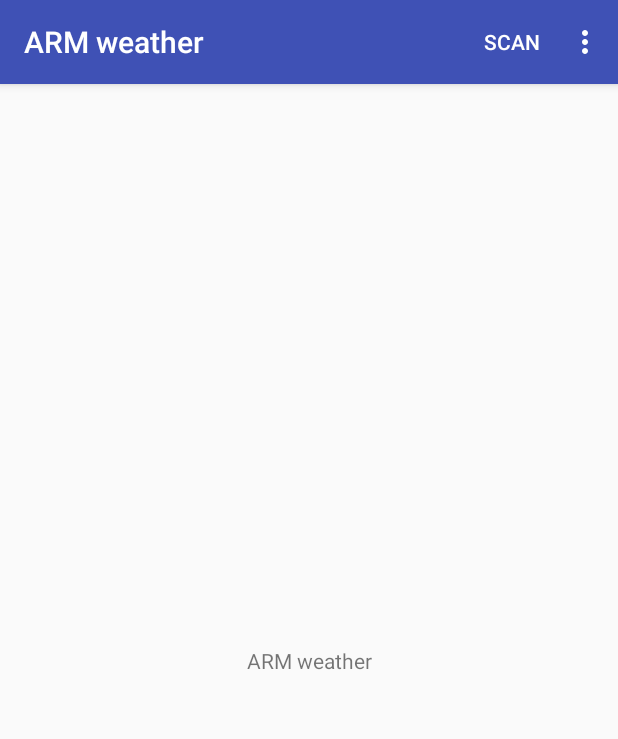
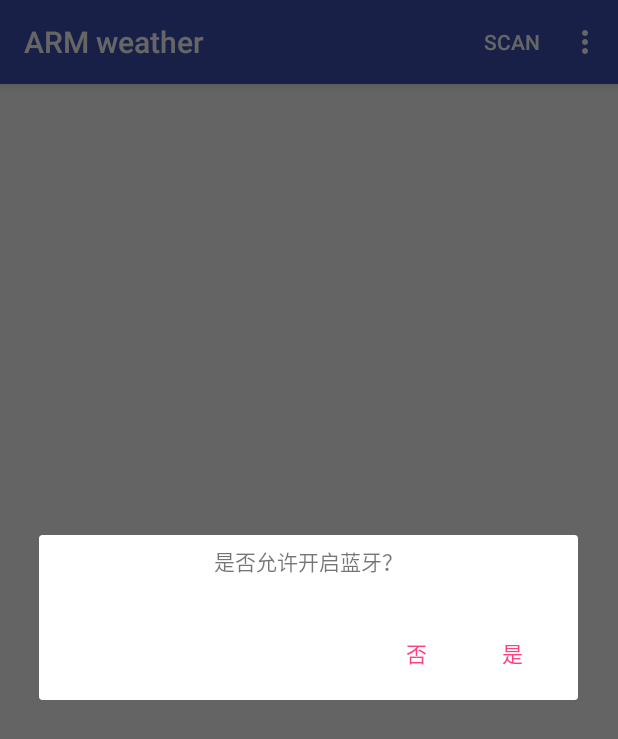
Before and after one commit to zht255/ARMweather, an Android app: the screen it shows after launch (MainActivity), after a tap on "SCAN", on a phone screen of 412 x 824 dp. Shown: the top 739 px of the screen. Run offline under Robolectric (Android 15) with nearby library versions, the phone set to English and light mode, and no system bars.

Commit message:
2017-06-20-4,蓝牙检测与开启

```diff
--- a/app/src/main/AndroidManifest.xml
+++ b/app/src/main/AndroidManifest.xml
@@ -1,6 +1,10 @@
 <?xml version="1.0" encoding="utf-8"?>
 <manifest xmlns:android="http://schemas.android.com/apk/res/android"
     package="com.example.vvv.armweather">
+
+    <uses-permission android:name="android.permission.BLUETOOTH" />
+    <uses-permission android:name="android.permission.BLUETOOTH" />
+    <uses-permission android:name="android.permission.BLUETOOTH_ADMIN"/>
 
     <application
         android:allowBackup="true"
--- a/app/src/main/java/com/example/vvv/armweather/MainActivity.java
+++ b/app/src/main/java/com/example/vvv/armweather/MainActivity.java
@@ -10,10 +10,12 @@ import android.support.v7.app.AlertDialog;
 import android.support.v7.app.AppCompatActivity;
 import android.os.Bundle;
 import android.support.v7.widget.Toolbar;
+import android.view.Gravity;
 import android.view.Menu;
 import android.view.MenuInflater;
 import android.view.MenuItem;
 import android.view.View;
+import android.widget.TextView;
 
 import java.text.FieldPosition;
 import java.text.ParsePosition;
@@ -87,7 +89,28 @@ public class MainActivity extends AppCompatActivity {
         //判断是否有蓝牙功能
         if(blueToothAdapter != null){
             //判断蓝牙是否开启
-
+            if(!blueToothAdapter.isEnabled()) {
+                TextView t = new TextView(this);
+                t.setText("是否允许开启蓝牙？");
+                t.setGravity(Gravity.CENTER);
+                t.setPadding(10,10,10,10);
+                AlertDialog.Builder ab = new AlertDialog.Builder(this);
+                ab.setView(t);
+                ab.setPositiveButton("是", new DialogInterface.OnClickListener() {
+                    @Override
+                    public void onClick(DialogInterface dialog, int which) {
+                        blueToothAdapter.enable();
+                    }
+                });
+                ab.setNegativeButton("否", new DialogInterface.OnClickListener() {
+                    @Override
+                    public void onClick(DialogInterface dialog, int which) {
+                        dialog.dismiss();
+                    }
+                });
+               AlertDialog b = ab.create();
+                b.show();
+            }
         }
 
     }
```
